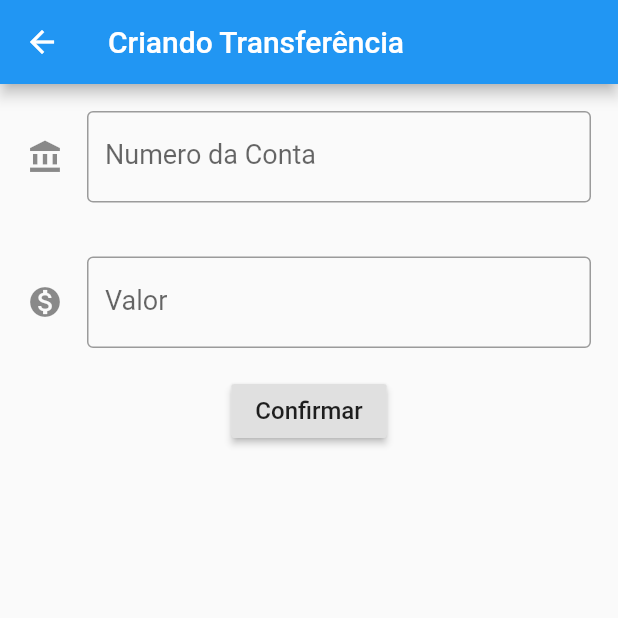
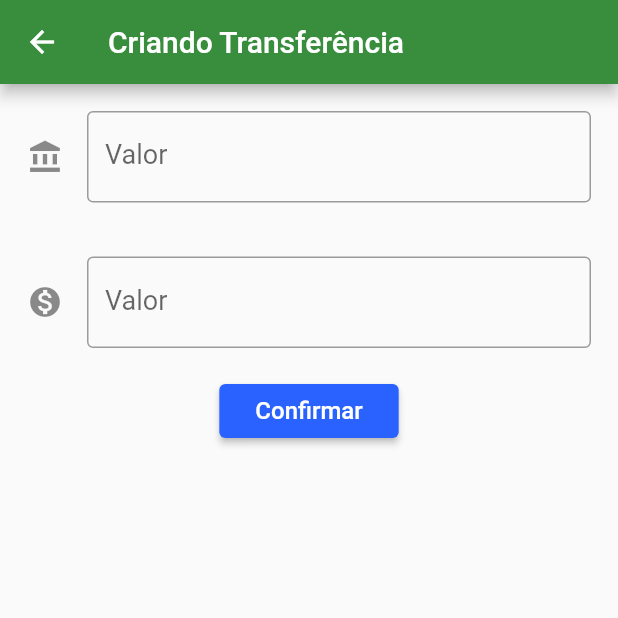
Before and after one commit to samuelpc007/mobFlutter, a Flutter app: the screen it shows after launch, after a tap on the "add" icon, on a phone screen of 412 x 824 dp, the top half of it. Run offline on Flutter 3.47's test engine with Material 2 defaults, Android fonts, the phone set to English and light mode, and no system bars.

Commit message:
comit final

```diff
--- /dev/null
+++ b/lib/components/editor.dart
@@ -0,0 +1,32 @@
+
+import 'package:flutter/cupertino.dart';
+import 'package:flutter/material.dart';
+
+class Editor extends StatelessWidget {
+  final TextEditingController controlador;
+  final String rotulo;
+  final String dica;
+  final IconData icone;
+
+  Editor({this.controlador, this.rotulo, this.dica, this.icone});
+
+  @override
+  Widget build(BuildContext context) {
+    return Padding(
+      padding: const EdgeInsets.all(18.0),
+      child: TextField(
+        controller: controlador,
+        style: TextStyle(
+          fontSize: 18.0,
+        ),
+        obscureText: false,
+        decoration: InputDecoration(
+            border: OutlineInputBorder(),
+            icon: icone != null ? Icon(icone) : null,
+            labelText: rotulo,
+            hintText: dica),
+        keyboardType: TextInputType.number,
+      ),
+    );
+  }
+}
--- a/lib/main.dart
+++ b/lib/main.dart
@@ -1,3 +1,4 @@
+import 'package:bytebank/screens/transferencia/lista.dart';
 import 'package:flutter/material.dart';
 
 void main() => runApp(BytebankApp());
@@ -7,142 +8,15 @@ class BytebankApp extends StatelessWidget {
   @override
   Widget build(BuildContext context) {
     return MaterialApp(
-        home: Scaffold(
-      /*body: FormularioTransferencia(),*/
-      body: ListaTransferencias(),
-    ));
-  }
-}
-
-/* Lista Tranferencia */
-class FormularioTransferencia extends StatelessWidget {
-  final TextEditingController _controladorCampoNumeroConta =
-      TextEditingController();
-  final TextEditingController _controladorCampoValor = TextEditingController();
-
-  @override
-  Widget build(BuildContext context) {
-    return Scaffold(
-      appBar: AppBar(
-        title: Text('Criando Transferência'),
+      theme: ThemeData(
+       primaryColor: Colors.green[700],
+       accentColor: Colors.blueAccent[900],
+       buttonTheme: ButtonThemeData(
+         buttonColor:  Colors.blueAccent[700],
+         textTheme: ButtonTextTheme.primary,
+       ),
       ),
-      body: Column(
-        children: <Widget>[
-          Editor(
-              controlador: _controladorCampoNumeroConta,
-              rotulo: 'Numero da Conta',
-              dica: '0000',
-              icone: Icons.account_balance),
-          Editor(
-              controlador: _controladorCampoValor,
-              rotulo: 'Valor',
-              dica: '0.00',
-              icone: Icons.monetization_on),
-          RaisedButton(
-            onPressed: () => _criaTransferencia(context),
-            child: Text('Confirmar', style: TextStyle(fontSize: 16)),
-          ),
-        ],
-      ),
-    );
-  }
-
-  void _criaTransferencia(BuildContext context) {
-    final int numeroConta = int.tryParse(_controladorCampoNumeroConta.text);
-    final double valor = double.tryParse(_controladorCampoValor.text);
-    if (numeroConta != null && valor != null) {
-      final tranferenciaCriada = Transferencia(valor, numeroConta);
-
-      debugPrint('$tranferenciaCriada');
-      Navigator.pop(context, tranferenciaCriada);
-    }
-  }
-}
-
-/* Lista Tranferencia */
-class ListaTransferencias extends StatelessWidget {
-  @override
-  Widget build(BuildContext context) {
-    return Scaffold(
-      appBar: AppBar(
-        title: Text('Transferências'),
-      ),
-      body: Column(children: <Widget>[
-        ItemTransferencia(Transferencia(100.0, 1000)),
-        ItemTransferencia(Transferencia(200.0, 2000)),
-        ItemTransferencia(Transferencia(300.0, 3000)),
-      ]),
-      floatingActionButton: FloatingActionButton(
-        child: Icon(Icons.add),
-        onPressed: () {
-          final Future<Transferencia> future =
-              Navigator.push(context, MaterialPageRoute(builder: (context) {
-            return FormularioTransferencia();
-          }));
-          future.then((transferenciaRecebida) {
-            debugPrint('criando Transferencia');
-            debugPrint('$transferenciaRecebida');
-          });
-        },
-      ),
+        home: ListaTransferencias(),
     );
   }
 }
-
-class ItemTransferencia extends StatelessWidget {
-  final Transferencia _transferencia;
-
-  ItemTransferencia(this._transferencia);
-
-  @override
-  Widget build(BuildContext context) {
-    return Card(
-      child: ListTile(
-        leading: Icon(Icons.monetization_on),
-        title: Text(this._transferencia.valor.toString()),
-        subtitle: Text(this._transferencia.numeroConta.toString()),
-      ),
-    );
-  }
-}
-
-class Transferencia {
-  final double valor;
-  final int numeroConta;
-
-  Transferencia(this.valor, this.numeroConta);
-
-  @override
-  String toString() {
-    return 'Tranferencia: {valor: $valor, numeroConta: $numeroConta}';
-  }
-}
-
-class Editor extends StatelessWidget {
-  final TextEditingController controlador;
-  final String rotulo;
-  final String dica;
-  final IconData icone;
-
-  Editor({this.controlador, this.rotulo, this.dica, this.icone});
-
-  @override
-  Widget build(BuildContext context) {
-    return Padding(
-      padding: const EdgeInsets.all(18.0),
-      child: TextField(
-        controller: controlador,
-        style: TextStyle(
-          fontSize: 18.0,
-        ),
-        obscureText: false,
-        decoration: InputDecoration(
-            border: OutlineInputBorder(),
-            icon: icone != null ? Icon(icone) : null,
-            labelText: rotulo,
-            hintText: dica),
-        keyboardType: TextInputType.number,
-      ),
-    );
-  }
-}
--- /dev/null
+++ b/lib/models/transferencia.dart
@@ -0,0 +1,12 @@
+
+class Transferencia {
+  final double valor;
+  final int numeroConta;
+
+  Transferencia(this.valor, this.numeroConta);
+
+  @override
+  String toString() {
+    return 'Tranferencia: {valor: $valor, numeroConta: $numeroConta}';
+  }
+}
--- /dev/null
+++ b/lib/screens/transferencia/formulario.dart
@@ -0,0 +1,66 @@
+import 'package:bytebank/components/editor.dart';
+import 'package:bytebank/models/transferencia.dart';
+import 'package:flutter/cupertino.dart';
+import 'package:flutter/material.dart';
+
+const _tituloAppBar = "Criando Transferência";
+const _textBotaoConfirmar = "Confirmar";
+
+const _rotuloCampoValor = "Valor";
+const _dicaCampovalor = "0.00";
+
+const _rotuloCampoNumeroConta = "Valor";
+const _dicaCampoNumeroConta = "0.00";
+
+
+
+class FormularioTransferencia extends StatefulWidget {
+  @override
+  State<StatefulWidget> createState() {
+    return FormularioTransferenciaState();
+  }
+}
+
+class FormularioTransferenciaState extends State<FormularioTransferencia> {
+  final TextEditingController _controladorCampoNumeroConta =
+      TextEditingController();
+  final TextEditingController _controladorCampoValor = TextEditingController();
+
+  @override
+  Widget build(BuildContext context) {
+    return Scaffold(
+      appBar: AppBar(
+        title: Text(_tituloAppBar),
+      ),
+      body: SingleChildScrollView(
+        child: Column(
+          children: <Widget>[
+            Editor(
+                controlador: _controladorCampoNumeroConta,
+                rotulo: _rotuloCampoNumeroConta,
+                dica: _dicaCampoNumeroConta,
+                icone: Icons.account_balance),
+            Editor(
+                controlador: _controladorCampoValor,
+                rotulo: _rotuloCampoValor,
+                dica: _dicaCampovalor,
+                icone: Icons.monetization_on),
+            RaisedButton(
+              onPressed: () => _criaTransferencia(context),
+              child: Text(_textBotaoConfirmar, style: TextStyle(fontSize: 16)),
+            ),
+          ],
+        ),
+      ),
+    );
+  }
+
+  void _criaTransferencia(BuildContext context) {
+    final int numeroConta = int.tryParse(_controladorCampoNumeroConta.text);
+    final double valor = double.tryParse(_controladorCampoValor.text);
+    if (numeroConta != null && valor != null) {
+      final tranferenciaCriada = Transferencia(valor, numeroConta);
+      Navigator.pop(context, tranferenciaCriada);
+    }
+  }
+}
--- /dev/null
+++ b/lib/screens/transferencia/lista.dart
@@ -0,0 +1,67 @@
+import 'package:bytebank/models/transferencia.dart';
+import 'package:flutter/material.dart';
+import 'package:bytebank/screens/transferencia/formulario.dart';
+
+const _tituloAppBar = "Transferências";
+
+class ListaTransferencias extends StatefulWidget {
+  final List<Transferencia> _transferencia = List();
+
+  @override
+  State<StatefulWidget> createState() {
+    return ListaTransferenciasState();
+  }
+}
+
+class ListaTransferenciasState extends State<ListaTransferencias> {
+  @override
+  Widget build(BuildContext context) {
+    return Scaffold(
+      appBar: AppBar(
+        title: Text(_tituloAppBar),
+      ),
+      body: ListView.builder(
+        itemCount: widget._transferencia.length,
+        itemBuilder: (context, indice) {
+          final transferencia = widget._transferencia[indice];
+          return ItemTransferencia(transferencia);
+        },
+      ),
+      floatingActionButton: FloatingActionButton(
+        child: Icon(Icons.add),
+        onPressed: () {
+          Navigator.push(context, MaterialPageRoute(builder: (context) {
+            return FormularioTransferencia();
+          })).then(
+            (transferenciaRecebida) => _atualiza(transferenciaRecebida),
+          );
+        },
+      ),
+    );
+  }
+
+  void _atualiza(Transferencia transferenciaRecebida) {
+    if (transferenciaRecebida != null) {
+      setState(() {
+        widget._transferencia.add(transferenciaRecebida);
+      });
+    }
+  }
+}
+
+class ItemTransferencia extends StatelessWidget {
+  final Transferencia _transferencia;
+
+  ItemTransferencia(this._transferencia);
+
+  @override
+  Widget build(BuildContext context) {
+    return Card(
+      child: ListTile(
+        leading: Icon(Icons.monetization_on),
+        title: Text(this._transferencia.valor.toString()),
+        subtitle: Text(this._transferencia.numeroConta.toString()),
+      ),
+    );
+  }
+}
```
